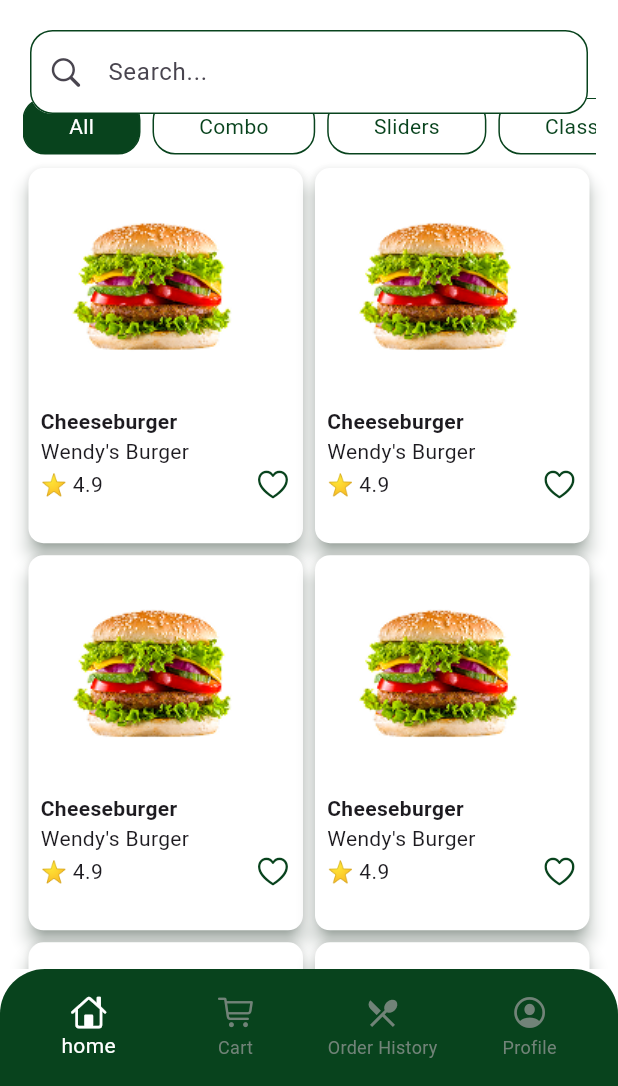
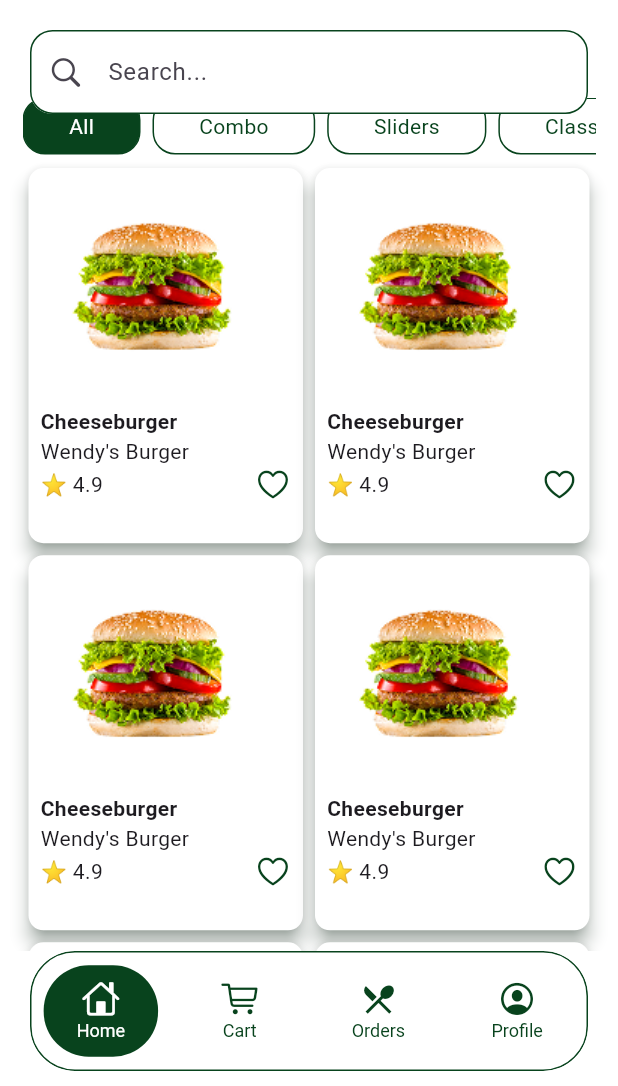
Before and after one commit to Mostafaghozy/AuraEats, a Flutter app: the screen it shows after launch, on a phone screen of 412 x 824 dp, the part 150-1236 px from its top. Run offline on Flutter 3.47's test engine with Material 3 defaults, Android fonts, the phone set to English and light mode, and no system bars; our stand-ins replace device_preview, flutter_svg, gap, lottie.

Commit message:
improve nav bar to Liquid Glass

```diff
--- a/lib/root.dart
+++ b/lib/root.dart
@@ -1,8 +1,11 @@
+import 'dart:ui';
+
 import 'package:aura_eats/core/constants/app_colors.dart';
 import 'package:aura_eats/features/auth/views/profile_view.dart';
 import 'package:aura_eats/features/cart/views/cart_view.dart';
 import 'package:aura_eats/features/home/views/home_view.dart';
 import 'package:aura_eats/features/orderHistory/views/order_history_view.dart';
+import 'package:aura_eats/widgets/custom_bottom_nav_item.dart';
 import 'package:flutter/cupertino.dart';
 import 'package:flutter/material.dart';
 
@@ -15,63 +18,102 @@ class Root extends StatefulWidget {
 
 class _RootState extends State<Root> {
   late PageController controller;
+
   late List<Widget> screens;
+
   int currentScreen = 0;
+
   @override
   void initState() {
+    super.initState();
+
     controller = PageController(initialPage: currentScreen);
+
     screens = [HomeView(), CartView(), OrderHistoryView(), ProfileView()];
-    super.initState();
+  }
+
+  @override
+  void dispose() {
+    controller.dispose();
+    super.dispose();
+  }
+
+  void changeScreen(int index) {
+    setState(() {
+      currentScreen = index;
+    });
+
+    controller.animateToPage(
+      index,
+      duration: const Duration(milliseconds: 150),
+      curve: Curves.linear,
+    );
   }
 
   @override
   Widget build(BuildContext context) {
     return Scaffold(
+      extendBody: false, //to show bottom navigation bar
+
       body: PageView(
         controller: controller,
-        physics: NeverScrollableScrollPhysics(),
+        physics: const NeverScrollableScrollPhysics(),
         children: screens,
       ),
 
-      bottomNavigationBar: Container(
-        padding: EdgeInsets.all(10),
-        decoration: BoxDecoration(
-          color: AppColors.primary,
-          borderRadius: BorderRadius.only(
-            topRight: Radius.circular(30),
-            topLeft: Radius.circular(30),
+      bottomNavigationBar: Padding(
+        padding: const EdgeInsets.fromLTRB(20, 0, 20, 10),
+        child: ClipRRect(
+          borderRadius: BorderRadius.circular(30),
+
+          child: BackdropFilter(
+            filter: ImageFilter.blur(sigmaX: 0, sigmaY: 0),
+
+            child: Container(
+              height: 80,
+
+              decoration: BoxDecoration(
+                color: Colors.white.withOpacity(0.18),
+
+                borderRadius: BorderRadius.circular(30),
+
+                border: Border.all(color: AppColors.primary, width: 1),
+              ),
+
+              child: Row(
+                children: [
+                  CustomBottomNavItem(
+                    index: 0,
+                    icon: CupertinoIcons.home,
+                    label: 'Home',
+                    isSelected: currentScreen == 0,
+                    onTap: () => changeScreen(0),
+                  ),
+                  CustomBottomNavItem(
+                    index: 1,
+                    icon: CupertinoIcons.cart,
+                    label: 'Cart',
+                    isSelected: currentScreen == 1,
+                    onTap: () => changeScreen(1),
+                  ),
+                  CustomBottomNavItem(
+                    index: 2,
+                    icon: Icons.local_restaurant_sharp,
+                    label: 'Orders',
+                    isSelected: currentScreen == 2,
+                    onTap: () => changeScreen(2),
+                  ),
+                  CustomBottomNavItem(
+                    index: 3,
+                    icon: CupertinoIcons.profile_circled,
+                    label: 'Profile',
+                    isSelected: currentScreen == 3,
+                    onTap: () => changeScreen(3),
+                  ),
+                ],
+              ),
+            ),
           ),
-        ),
-        child: BottomNavigationBar(
-          elevation: 0,
-          backgroundColor: Colors.transparent,
-          type: BottomNavigationBarType.fixed,
-          selectedItemColor: Colors.white,
-          unselectedItemColor: Colors.grey.shade500.withOpacity(0.7),
-          currentIndex: currentScreen,
-          onTap: (index) {
-            setState(() => currentScreen = index);
-            controller.jumpToPage(currentScreen);
-          },
-
-          items: [
-            BottomNavigationBarItem(
-              icon: Icon(CupertinoIcons.home),
-              label: "home",
-            ),
-            BottomNavigationBarItem(
-              icon: Icon(CupertinoIcons.cart),
-              label: "Cart",
-            ),
-            BottomNavigationBarItem(
-              icon: Icon(Icons.local_restaurant_sharp),
-              label: "Order History",
-            ),
-            BottomNavigationBarItem(
-              icon: Icon(CupertinoIcons.profile_circled),
-              label: "Profile",
-            ),
-          ],
         ),
       ),
     );
--- /dev/null
+++ b/lib/widgets/custom_bottom_nav_item.dart
@@ -0,0 +1,76 @@
+import 'package:aura_eats/core/constants/app_colors.dart';
+import 'package:flutter/material.dart';
+
+class CustomBottomNavItem extends StatelessWidget {
+  const CustomBottomNavItem({
+    super.key,
+    required this.index,
+    required this.icon,
+    required this.label,
+    required this.isSelected,
+    required this.onTap,
+  });
+
+  final int index;
+  final IconData icon;
+  final String label;
+  final bool isSelected;
+  final VoidCallback onTap;
+
+  @override
+  Widget build(BuildContext context) {
+    return Expanded(
+      child: GestureDetector(
+        behavior: HitTestBehavior.opaque,
+        onTap: onTap,
+        child: Center(
+          child: AnimatedContainer(
+            duration: const Duration(milliseconds: 10),
+            curve: Curves.linear,
+
+            padding: const EdgeInsets.symmetric(horizontal: 22, vertical: 10),
+
+            decoration: BoxDecoration(
+              color: isSelected ? AppColors.primary : Colors.transparent,
+
+              borderRadius: BorderRadius.circular(30),
+            ),
+
+            child: AnimatedScale(
+              scale: isSelected ? 1.0 : 1.0,
+              duration: const Duration(milliseconds: 10),
+              curve: Curves.linear,
+              child: Column(
+                mainAxisSize: MainAxisSize.min,
+                children: [
+                  AnimatedSwitcher(
+                    duration: const Duration(milliseconds: 10),
+                    transitionBuilder: (child, animation) {
+                      return ScaleTransition(scale: animation, child: child);
+                    },
+                    child: Icon(
+                      icon,
+                      key: ValueKey('${index}_$isSelected'),
+                      size: isSelected ? 25 : 25,
+                      color: isSelected ? Colors.white : AppColors.primary,
+                    ),
+                  ),
+                  const SizedBox(height: 2),
+                  AnimatedDefaultTextStyle(
+                    duration: const Duration(milliseconds: 10),
+                    style: TextStyle(
+                      fontSize: isSelected ? 12 : 12,
+
+                      color: isSelected ? Colors.white : AppColors.primary,
+                    ),
+                    child: Text(label),
+                  ),
+                ],
+              ),
+            ),
+          ),
+        ),
+      ),
+    );
+  }
+}
```
